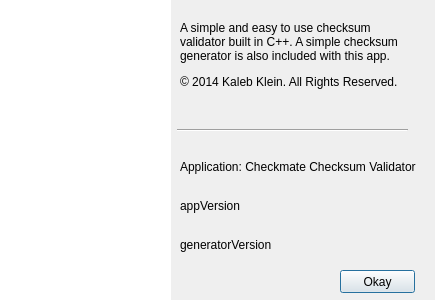
Above: src/aboutdialog.ui from ayworld/Checkmate before the change. Below: the same form after it.
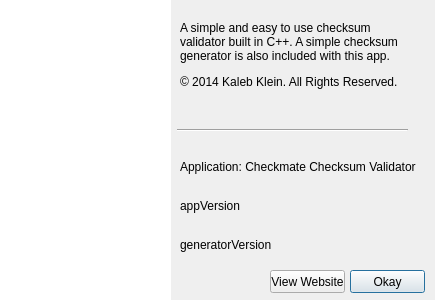
That is the form after the change. Icons and pictures are not drawn.

Commit message: Fixed bug in compiler, and added button to about dialog

```diff
--- a/src/aboutdialog.ui
+++ b/src/aboutdialog.ui
@@ -62,7 +62,7 @@
   <widget class="QPushButton" name="bClose">
    <property name="geometry">
     <rect>
-     <x>340</x>
+     <x>350</x>
      <y>270</y>
      <width>75</width>
      <height>23</height>
@@ -118,6 +118,19 @@
     </item>
    </layout>
   </widget>
+  <widget class="QPushButton" name="bSite">
+   <property name="geometry">
+    <rect>
+     <x>270</x>
+     <y>270</y>
+     <width>75</width>
+     <height>23</height>
+    </rect>
+   </property>
+   <property name="text">
+    <string>View Website</string>
+   </property>
+  </widget>
  </widget>
  <resources/>
  <connections/>
```
The commit also changes 4 other files.
